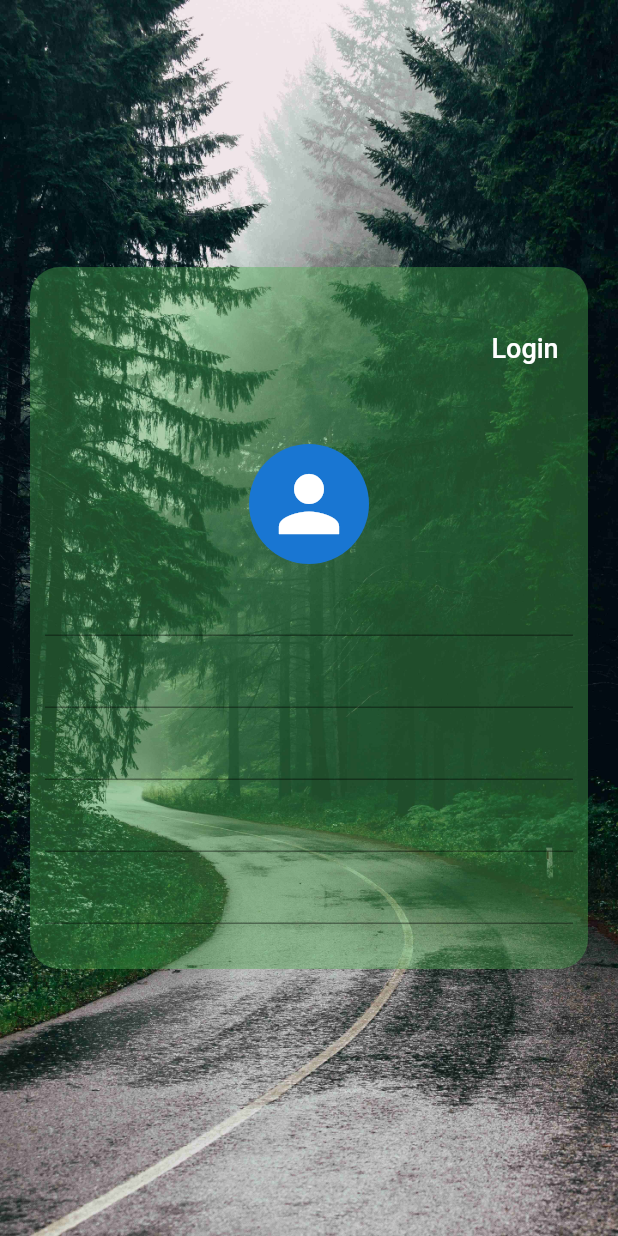
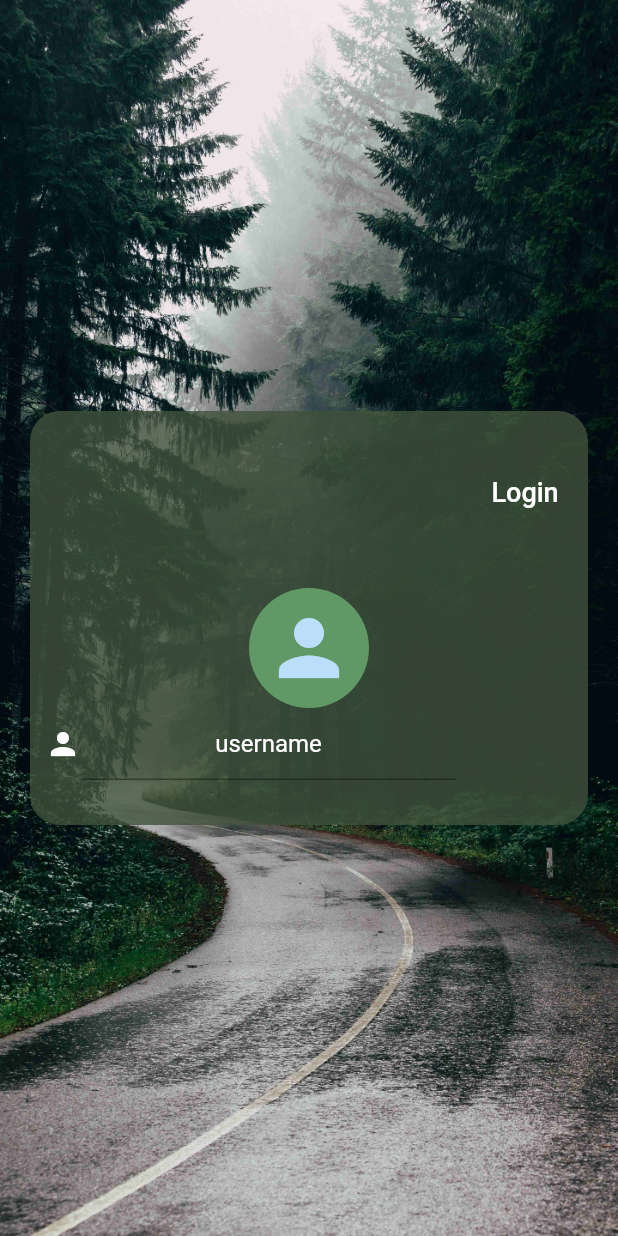
Before and after one commit to chrisokoriedev/firstclass, a Flutter app: the screen it shows after launch, on a phone screen of 412 x 824 dp. Run offline on Flutter 3.47's test engine with Material 2 defaults, Android fonts, the phone set to English and light mode, and no system bars; our stand-ins replace google_fonts.

Commit message:
big chnages

```diff
--- a/lib/main.dart
+++ b/lib/main.dart
@@ -36,7 +36,7 @@ class _MyAppState extends State<MyApp> {
                 padding: EdgeInsets.symmetric(vertical: 30, horizontal: 10),
                 alignment: Alignment.center,
                 decoration: BoxDecoration(
-                  color: Colors.green.withOpacity(0.4),
+                  color: Color(0xff40513B).withOpacity(0.8),
                   borderRadius: BorderRadius.circular(20),
                 ),
                 child: Column(
@@ -58,17 +58,33 @@ class _MyAppState extends State<MyApp> {
                     ),
                     SizedBox(height: 40),
                     CircleAvatar(
+                      backgroundColor: Color(0xff609966),
                       radius: 40,
                       child: Icon(
                         Icons.person,
                         size: 60,
                       ),
                     ),
-                    TextFormField(),
-                    TextFormField(),
-                    TextFormField(),
-                    TextFormField(),
-                    TextFormField(),
+                    Row(
+                      children: [
+                        Icon(
+                          Icons.person,
+                          color: Colors.white,
+                        ),
+                        SizedBox(
+                          width: 250,
+                          child: TextFormField(
+                            textAlign: TextAlign.center,
+                            decoration: InputDecoration(
+                              hintText: 'username',
+                              hintStyle: TextStyle(
+                                color: Colors.white,
+                              ),
+                            ),
+                          ),
+                        ),
+                      ],
+                    ),
                   ],
                 ),
               ),
```
